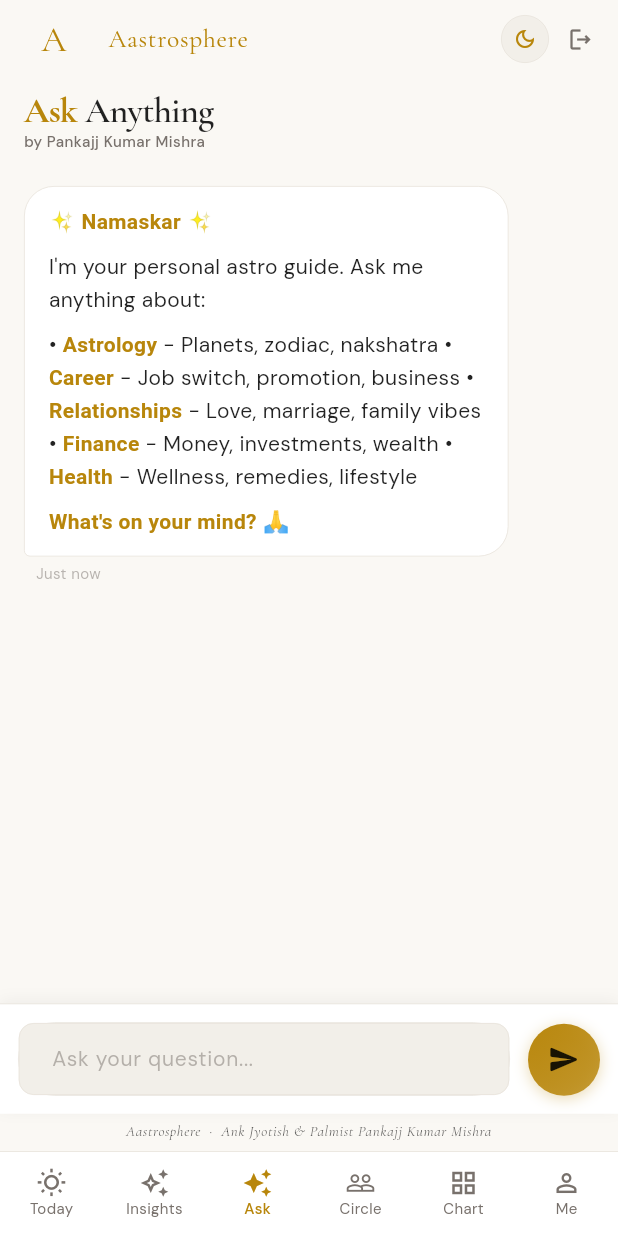
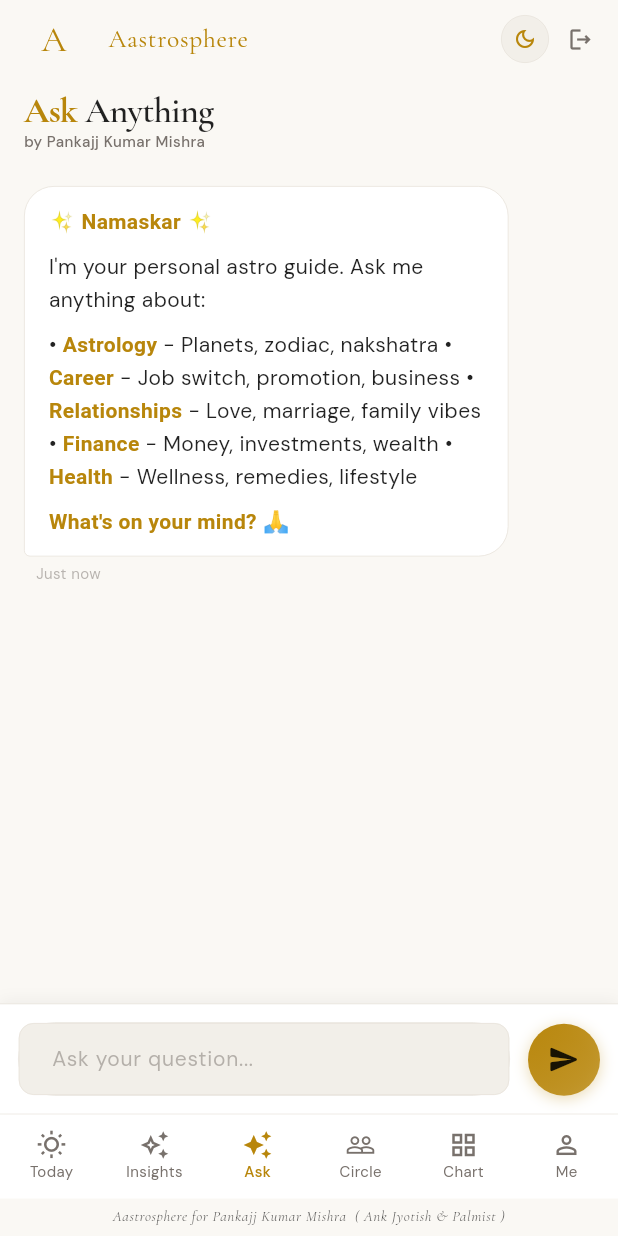
Before and after one commit to imadi005/aastrosphere-project, a Flutter app: the screen it shows once a user with an empty profile is signed in, item 3 of the bottom bar chosen, on a phone screen of 412 x 824 dp. Run offline on Flutter 3.47's test engine with Material 3 defaults, Android fonts, the phone set to English and light mode, and no system bars; drawn by our look-alikes of flutter_markdown; our stand-ins replace animate_do, cloud_firestore, firebase_analytics, firebase_auth, firebase_core, flutter_local_notifications and 7 more; accounts and stored records are empty; network calls fail.

Commit message:
fix: footer below nav bar + correct text + full screen bottom padding
1. Footer moved BELOW nav bar buttons (was above before)
2. Text changed to: 'Aastrosphere for Pankajj Kumar Mishra  ( Ank Jyotish & Palmist )'
3. Footer uses MediaQuery.padding.bottom — clears system gesture bar
   so app goes truly full screen without content being cut

```diff
--- a/mobile_app/lib/features/shell/app_shell.dart
+++ b/mobile_app/lib/features/shell/app_shell.dart
@@ -105,12 +105,12 @@ class _UserShellState extends ConsumerState<_UserShell> with WidgetsBindingObser
       bottomNavigationBar: Column(
         mainAxisSize: MainAxisSize.min,
         children: [
-          _AttributionFooter(isDark: isDark),
           _BottomNav(
             currentIndex: index,
             items: _items,
             onTap: (i) => ref.read(_userIndexProvider.notifier).state = i,
           ),
+          _AttributionFooter(isDark: isDark),
         ],
       ),
     );
@@ -214,12 +214,12 @@ class _AstrologerShell extends ConsumerWidget {
       bottomNavigationBar: Column(
         mainAxisSize: MainAxisSize.min,
         children: [
-          _AttributionFooter(isDark: isDark),
           _BottomNav(
             currentIndex: index,
             items: isMeView ? _meItems : _clientItems,
             onTap: (i) => ref.read(_astroIndexProvider.notifier).state = i,
           ),
+          _AttributionFooter(isDark: isDark),
         ],
       ),
     );
@@ -359,6 +359,8 @@ class _BottomNav extends StatelessWidget {
         onTap: onTap,
         items: items,
         iconSize: 20,
+        selectedFontSize: 10,
+        unselectedFontSize: 10,
       ),
     );
   }
@@ -376,9 +378,12 @@ class _AttributionFooter extends StatelessWidget {
         : Colors.black.withOpacity(0.70);
     return Container(
       width: double.infinity,
-      padding: const EdgeInsets.only(bottom: 6, top: 4),
+      padding: EdgeInsets.only(
+        top: 4,
+        bottom: MediaQuery.of(context).padding.bottom + 6,
+      ),
       child: Text(
-        'Aastrosphere  ·  Ank Jyotish & Palmist Pankajj Kumar Mishra',
+        'Aastrosphere for Pankajj Kumar Mishra  ( Ank Jyotish & Palmist )',
         textAlign: TextAlign.center,
         style: GoogleFonts.cormorantGaramond(
           fontSize: 10,
```
